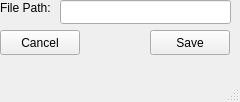
Qt form form/save.ui (dymatic/guruIDE) before a commit.
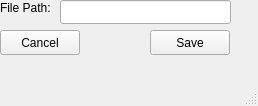
The same form after that commit.

Patch:
```diff
--- a/form/save.ui
+++ b/form/save.ui
@@ -6,8 +6,8 @@
    <rect>
     <x>0</x>
     <y>0</y>
-    <width>240</width>
-    <height>102</height>
+    <width>258</width>
+    <height>106</height>
    </rect>
   </property>
   <property name="windowTitle">
```
Left out of the diff: 4 changed lines with no effect on the pictures.
